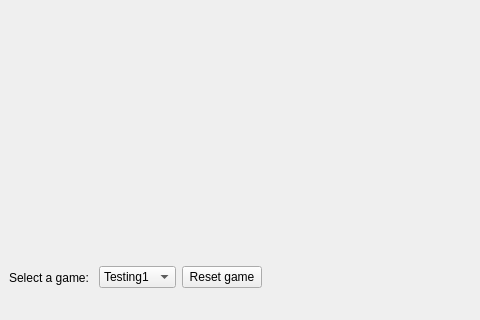
The window that components/tvGames/src/AdminInterface.ui (robocomp/euroage-tv) describes before a commit, drawn with Qt 5; both pictures show x 0 to 480 and y 280 to 600 of the 800 by 600 pixel window.
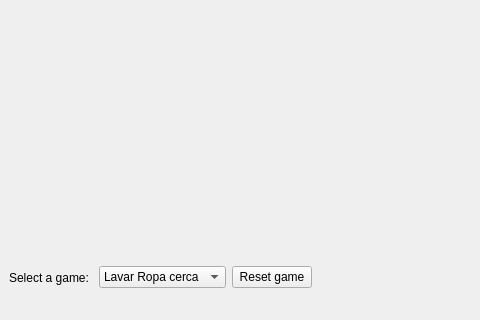
The same window after the commit. Custom widgets are drawn as their Qt base class.

Commit message: Added 2 variants of the Washing Clothes game

```diff
--- a/components/tvGames/src/AdminInterface.ui
+++ b/components/tvGames/src/AdminInterface.ui
@@ -44,7 +44,12 @@
        <widget class="QComboBox" name="games_combobox">
         <item>
          <property name="text">
-          <string>Testing1</string>
+          <string>Lavar Ropa cerca</string>
+         </property>
+        </item>
+        <item>
+         <property name="text">
+          <string>Lavar Ropa lejos</string>
          </property>
         </item>
         <item>
```
The commit also changes 1 other file.
